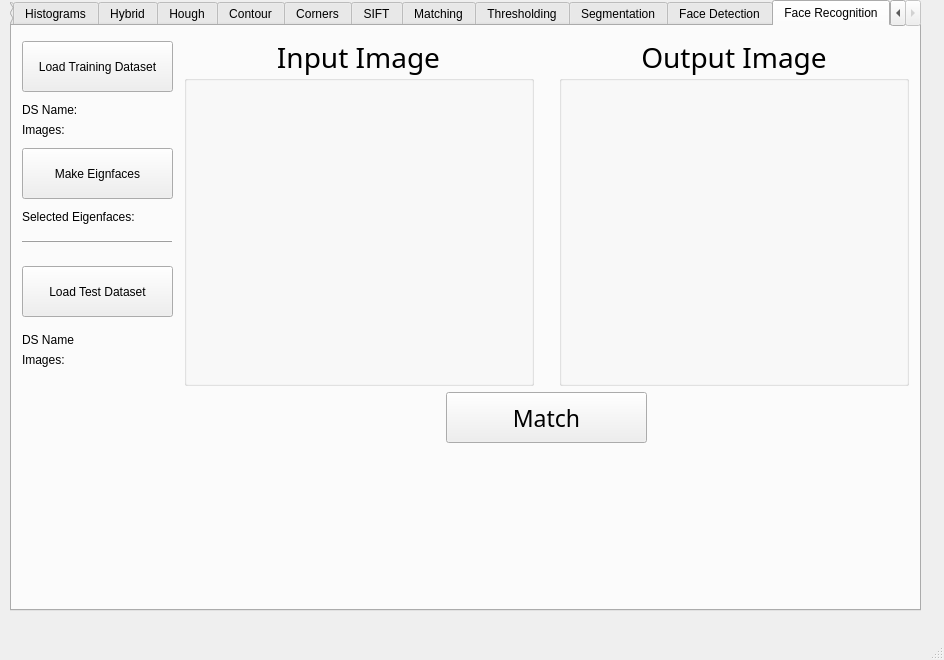
First picture: the form in Task 5/UI/GUI.ui, repository ForthePareto/SpikeCV, before the edit.
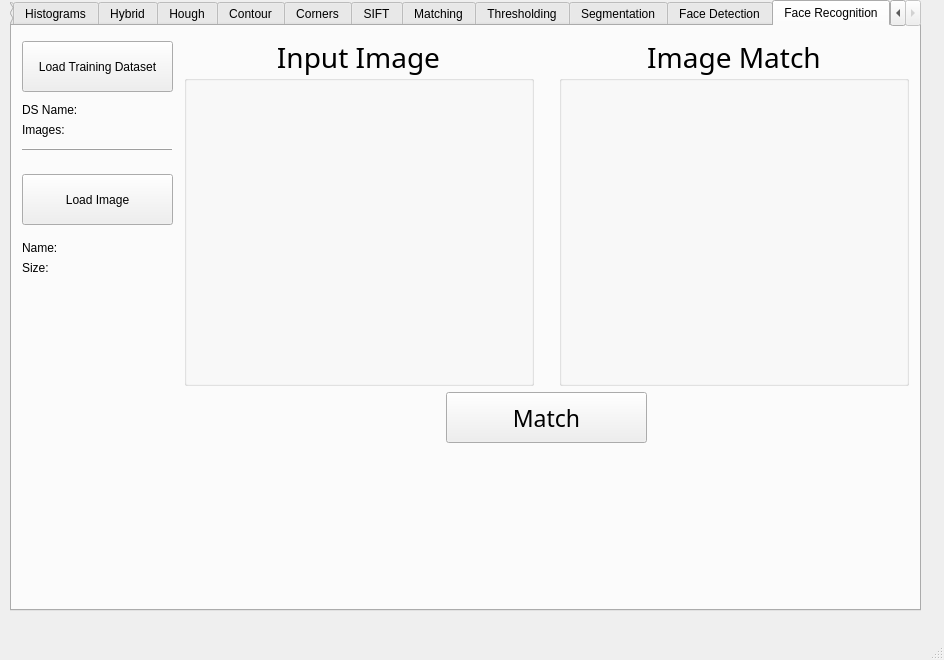
Second picture: the form after the edit. The open tabs and pages were chosen to show the change. Custom widgets are drawn as their Qt base class.

Diff of the .ui file:
```diff
--- a/Task 5/UI/GUI.ui
+++ b/Task 5/UI/GUI.ui
@@ -42,7 +42,7 @@
      <item row="0" column="0">
       <widget class="QTabWidget" name="tabWidget">
        <property name="currentIndex">
-        <number>10</number>
+        <number>11</number>
        </property>
        <property name="tabBarAutoHide">
         <bool>false</bool>
@@ -4489,7 +4489,7 @@
                  </font>
                 </property>
                 <property name="title">
-                 <string>Output Image</string>
+                 <string>Image Match</string>
                 </property>
                 <property name="alignment">
                  <set>Qt::AlignCenter</set>
@@ -4591,19 +4591,8 @@
           </item>
           <item row="1" column="0">
            <layout class="QGridLayout" name="gridLayout_34">
-            <item row="12" column="0">
-             <layout class="QVBoxLayout" name="faceRecmenu_verticalLayout_2">
-              <item>
-               <widget class="QLabel" name="selectedEigenfaces">
-                <property name="text">
-                 <string>Selected Eigenfaces:</string>
-                </property>
-               </widget>
-              </item>
-             </layout>
-            </item>
-            <item row="9" column="0">
-             <widget class="QPushButton" name="faceRec_makeEigen_btn">
+            <item row="14" column="0">
+             <widget class="QPushButton" name="faceRecLoader">
               <property name="sizePolicy">
                <sizepolicy hsizetype="MinimumExpanding" vsizetype="MinimumExpanding">
                 <horstretch>0</horstretch>
@@ -4617,76 +4606,7 @@
                </size>
               </property>
               <property name="text">
-               <string>Make Eignfaces</string>
-              </property>
-             </widget>
-            </item>
-            <item row="10" column="0">
-             <spacer name="menu_verticalSpacer_4">
-              <property name="orientation">
-               <enum>Qt::Vertical</enum>
-              </property>
-              <property name="sizeType">
-               <enum>QSizePolicy::Maximum</enum>
-              </property>
-              <property name="sizeHint" stdset="0">
-               <size>
-                <width>1</width>
-                <height>5</height>
-               </size>
-              </property>
-             </spacer>
-            </item>
-            <item row="19" column="0">
-             <layout class="QVBoxLayout" name="faceRecmenu_verticalLayout_3">
-              <item>
-               <widget class="QLabel" name="faceRec_testDSInputName">
-                <property name="text">
-                 <string>DS Name</string>
-                </property>
-               </widget>
-              </item>
-              <item>
-               <widget class="QLabel" name="faceRec_testDImages">
-                <property name="text">
-                 <string>Images:</string>
-                </property>
-               </widget>
-              </item>
-             </layout>
-            </item>
-            <item row="24" column="0">
-             <spacer name="menu_verticalSpacer_9">
-              <property name="orientation">
-               <enum>Qt::Vertical</enum>
-              </property>
-              <property name="sizeType">
-               <enum>QSizePolicy::Expanding</enum>
-              </property>
-              <property name="sizeHint" stdset="0">
-               <size>
-                <width>1</width>
-                <height>5</height>
-               </size>
-              </property>
-             </spacer>
-            </item>
-            <item row="1" column="0">
-             <widget class="QPushButton" name="faceRec_trainDSLoader">
-              <property name="sizePolicy">
-               <sizepolicy hsizetype="MinimumExpanding" vsizetype="MinimumExpanding">
-                <horstretch>0</horstretch>
-                <verstretch>0</verstretch>
-               </sizepolicy>
-              </property>
-              <property name="maximumSize">
-               <size>
-                <width>151</width>
-                <height>51</height>
-               </size>
-              </property>
-              <property name="text">
-               <string>Load Training Dataset</string>
+               <string>Load Image</string>
               </property>
              </widget>
             </item>
@@ -4706,7 +4626,41 @@
               </property>
              </spacer>
             </item>
+            <item row="7" column="0">
+             <spacer name="menu_verticalSpacer_3">
+              <property name="orientation">
+               <enum>Qt::Vertical</enum>
+              </property>
+              <property name="sizeType">
+               <enum>QSizePolicy::Maximum</enum>
+              </property>
+              <property name="sizeHint" stdset="0">
+               <size>
+                <width>1</width>
+                <height>5</height>
+               </size>
+              </property>
+             </spacer>
+            </item>
             <item row="16" column="0">
+             <layout class="QVBoxLayout" name="faceRecmenu_verticalLayout_3">
+              <item>
+               <widget class="QLabel" name="faceRecInputName">
+                <property name="text">
+                 <string>Name:</string>
+                </property>
+               </widget>
+              </item>
+              <item>
+               <widget class="QLabel" name="faceRecInputSize">
+                <property name="text">
+                 <string>Size:</string>
+                </property>
+               </widget>
+              </item>
+             </layout>
+            </item>
+            <item row="13" column="0">
              <spacer name="menu_verticalSpacer_6">
               <property name="orientation">
                <enum>Qt::Vertical</enum>
@@ -4722,8 +4676,8 @@
               </property>
              </spacer>
             </item>
-            <item row="7" column="0">
-             <spacer name="menu_verticalSpacer_3">
+            <item row="15" column="0">
+             <spacer name="menu_verticalSpacer_7">
               <property name="orientation">
                <enum>Qt::Vertical</enum>
               </property>
@@ -4733,11 +4687,14 @@
               <property name="sizeHint" stdset="0">
                <size>
                 <width>1</width>
-                <height>5</height>
+                <height>10</height>
                </size>
               </property>
              </spacer>
             </item>
+            <item row="10" column="0">
+             <layout class="QVBoxLayout" name="faceRecmenu_verticalLayout_2"/>
+            </item>
             <item row="0" column="0">
              <spacer name="menu_verticalSpacer_1">
               <property name="orientation">
@@ -4754,25 +4711,6 @@
               </property>
              </spacer>
             </item>
-            <item row="17" column="0">
-             <widget class="QPushButton" name="faceRec_testDSLoader">
-              <property name="sizePolicy">
-               <sizepolicy hsizetype="MinimumExpanding" vsizetype="MinimumExpanding">
-                <horstretch>0</horstretch>
-                <verstretch>0</verstretch>
-               </sizepolicy>
-              </property>
-              <property name="maximumSize">
-               <size>
-                <width>151</width>
-                <height>51</height>
-               </size>
-              </property>
-              <property name="text">
-               <string>Load Test Dataset</string>
-              </property>
-             </widget>
-            </item>
             <item row="6" column="0">
              <layout class="QVBoxLayout" name="faceRecmenu_verticalLayout_1">
               <item>
@@ -4791,39 +4729,7 @@
               </item>
              </layout>
             </item>
-            <item row="13" column="0">
-             <spacer name="menu_verticalSpacer_5">
-              <property name="orientation">
-               <enum>Qt::Vertical</enum>
-              </property>
-              <property name="sizeType">
-               <enum>QSizePolicy::Maximum</enum>
-              </property>
-              <property name="sizeHint" stdset="0">
-               <size>
-                <width>1</width>
-                <height>10</height>
-               </size>
-              </property>
-             </spacer>
-            </item>
-            <item row="18" column="0">
-             <spacer name="menu_verticalSpacer_7">
-              <property name="orientation">
-               <enum>Qt::Vertical</enum>
-              </property>
-              <property name="sizeType">
-               <enum>QSizePolicy::Maximum</enum>
-              </property>
-              <property name="sizeHint" stdset="0">
-               <size>
-                <width>1</width>
-                <height>10</height>
-               </size>
-              </property>
-             </spacer>
-            </item>
-            <item row="15" column="0">
+            <item row="12" column="0">
              <widget class="Line" name="line">
               <property name="frameShadow">
                <enum>QFrame::Raised</enum>
@@ -4836,6 +4742,41 @@
               </property>
              </widget>
             </item>
+            <item row="1" column="0">
+             <widget class="QPushButton" name="faceRec_trainDSLoader">
+              <property name="sizePolicy">
+               <sizepolicy hsizetype="MinimumExpanding" vsizetype="MinimumExpanding">
+                <horstretch>0</horstretch>
+                <verstretch>0</verstretch>
+               </sizepolicy>
+              </property>
+              <property name="maximumSize">
+               <size>
+                <width>151</width>
+                <height>51</height>
+               </size>
+              </property>
+              <property name="text">
+               <string>Load Training Dataset</string>
+              </property>
+             </widget>
+            </item>
+            <item row="21" column="0">
+             <spacer name="menu_verticalSpacer_9">
+              <property name="orientation">
+               <enum>Qt::Vertical</enum>
+              </property>
+              <property name="sizeType">
+               <enum>QSizePolicy::Expanding</enum>
+              </property>
+              <property name="sizeHint" stdset="0">
+               <size>
+                <width>1</width>
+                <height>5</height>
+               </size>
+              </property>
+             </spacer>
+            </item>
            </layout>
           </item>
          </layout>
```
